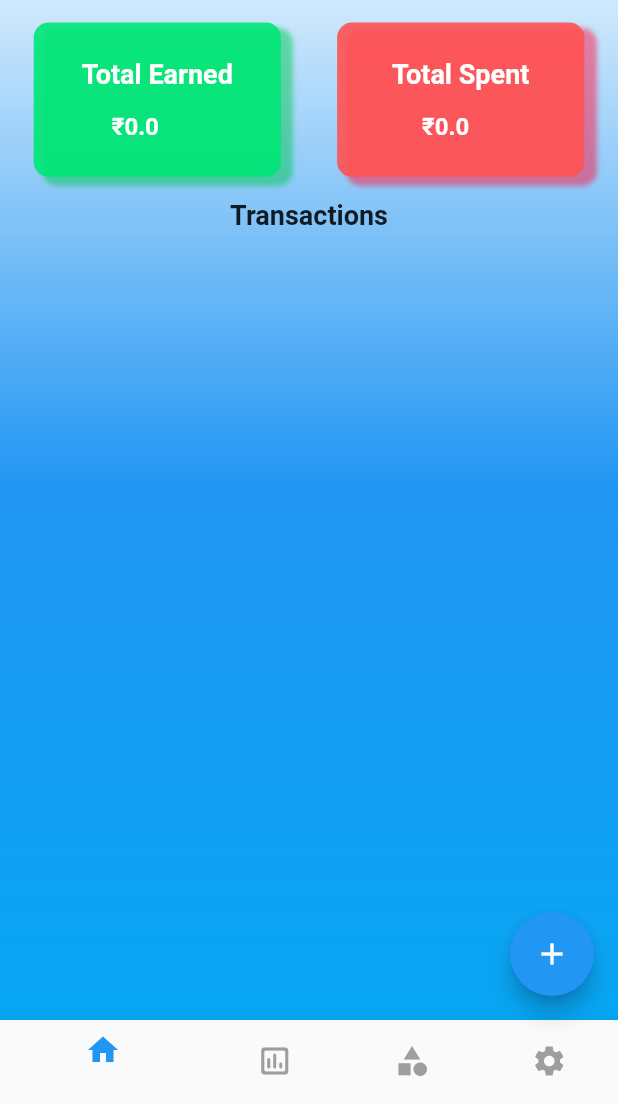
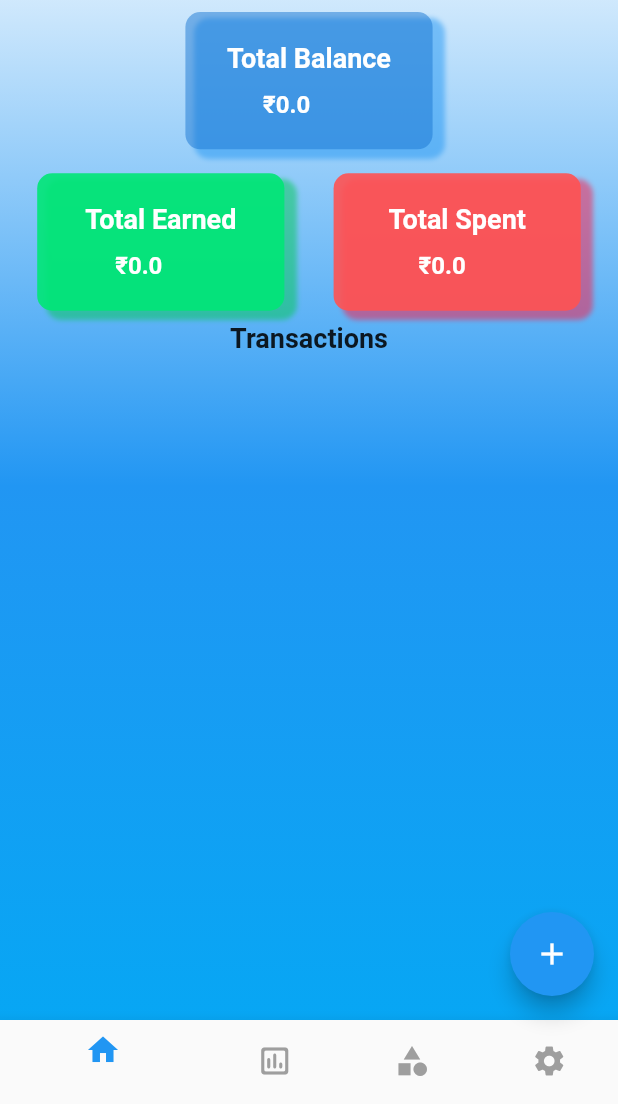
Before and after one commit to Bassambasheer/Mixin-Budget-Handler, a Flutter app: the screen it shows after launch, on a phone screen of 412 x 824 dp, the part 132-1236 px from its top. Run offline on Flutter 3.47's test engine with Material 2 defaults, Android fonts, the phone set to English and light mode, and no system bars; our stand-ins replace flutter_local_notifications, flutter_native_timezone, hive_flutter, month_picker_dialog, pie_chart, rxdart and 2 more; accounts and stored records are empty; Roboto replaces fonts that are missing (Robert).

Commit message:
All bugs fixed

```diff
--- a/lib/screens/home_screen.dart
+++ b/lib/screens/home_screen.dart
@@ -20,6 +20,18 @@ class HomeScreen extends StatelessWidget {
           "Mixin\nBudget Handler",
           style: TextStyle(fontSize: 25, fontFamily: "Cinzel"),
           textAlign: TextAlign.center,
+        ),
+        ValueListenableBuilder(
+          valueListenable: grandtotal,
+          builder: (BuildContext context, double value, Widget?_) {
+            return card(
+              context: context,
+              category: "Total Balance",
+              amount: (" \u20B9${grandtotal.value}"),
+               boxcolor: Colors.blue.shade700.withOpacity(0.5),
+              borderclr:  Colors.blue.withOpacity(0.5)
+            );
+          }
         ),
         Row(
           mainAxisAlignment: MainAxisAlignment.spaceEvenly,
--- a/lib/screens/settings_screen.dart
+++ b/lib/screens/settings_screen.dart
@@ -252,7 +252,7 @@ class _SettingsScreenState extends State<SettingsScreen> {
                       deletePopup(
                           context: context,
                           title: "About",
-                          message: "Devoloper : Bassam Basheer N",
+                          message: "Devoloper : Bassam Basheer N ",
                           btn1: "",
                           btn2: "Close",
                           onpressdel: () {},
--- a/lib/screens/widgets/home_widgets.dart
+++ b/lib/screens/widgets/home_widgets.dart
@@ -18,8 +18,8 @@ Widget card({category, amount, boxcolor, borderclr,context}) {
         ),
       ],
     ),
-    margin: const EdgeInsets.all(15),
-    height: MediaQuery.of(context).size.height/ 8,
+    margin: const EdgeInsets.all(8),
+    height: MediaQuery.of(context).size.height/ 9,
      width: MediaQuery.of(context).size.width / 2.5,
     child: Padding(
       padding: const EdgeInsets.all(9.0),
--- a/lib/screens/widgets/piedata.dart
+++ b/lib/screens/widgets/piedata.dart
@@ -16,6 +16,7 @@ String parseDate(DateTime date) {
 
 ValueNotifier<double> income = ValueNotifier(0);
 ValueNotifier<double> expense = ValueNotifier(0);
+ValueNotifier<double> grandtotal = ValueNotifier(0);
 
 /* total amount*/
 total() async {
@@ -46,6 +47,10 @@ total() async {
   expense.value = 0;
   expense.value = expenseamounts;
   expense.notifyListeners();
+
+  grandtotal.value = 0;
+  grandtotal.value = incomeamounts - expenseamounts;
+  grandtotal.notifyListeners();
 }
 
 /* total amount by date*/
@@ -238,8 +243,6 @@ incomepiedata() async {
     expensecatname.removeWhere((item) => item == "");
     expallMap.addAll({expensecatname[i]: expenseamt[i]});
   }
-  print(expallMap);
-  print(incallMap);
 }
 
 /* by date */
@@ -314,8 +317,6 @@ incomepiedatabydate({dat}) async {
     expensecatname.removeWhere((item) => item == "");
     expallMap.addAll({expensecatname[i]: expenseamt[i]});
   }
-  print(expallMap);
-  print(incallMap);
 }
 
 /* monthly */
@@ -325,9 +326,9 @@ incomepiedatabyMonth({monthly}) async {
   expensecategories.clear();
   List<int> incomecategorykey = _db.keys
       .cast<int>()
-      .where((Key) => _db.get(Key)!.date.month == monthly &&
-          _db.get(Key)!.type == CategoryType.income
-         )
+      .where((Key) =>
+          _db.get(Key)!.date.month == monthly &&
+          _db.get(Key)!.type == CategoryType.income)
       .toList();
   for (int i = 0; i < incomecategorykey.length; i++) {
     final TransactionModel? incomecatgry = _db.get(incomecategorykey[i]);
```
Also changed, not shown: lib/screens/splash_screen.dart (+4 -4 lines), lib/screens/stats_screen.dart (line endings or trailing spaces).
